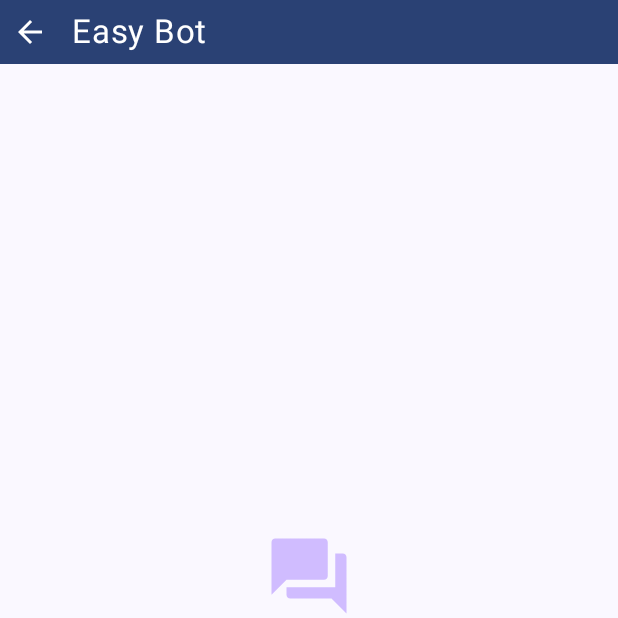
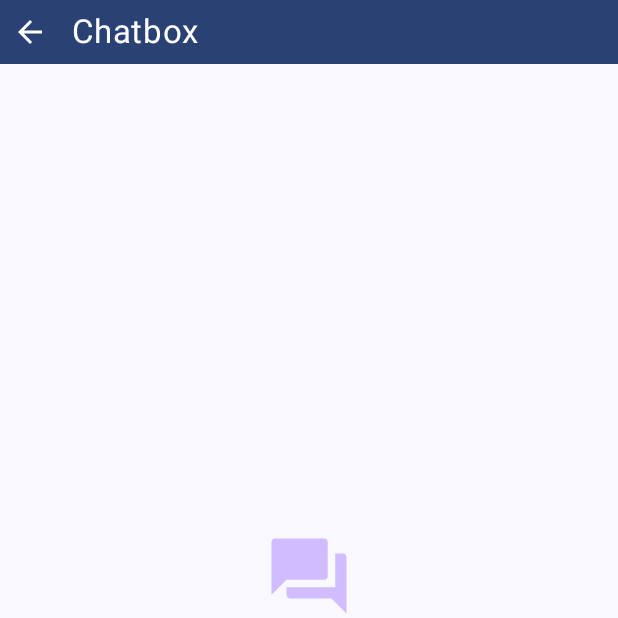
Before and after one commit to Just-a-lurker/Project1, an Android app built with Jetpack Compose: the MainActivityChat screen opened directly, with no data from a screen before it, on a phone screen of 412 x 824 dp, the top half of it. Run offline under Robolectric (Android 15) with nearby library versions, the phone set to English and light mode, and no system bars; libraries missing offline, so code that uses them is left out: com.google.ai.client.

Commit message:
fix some bug

```diff
--- a/app/src/main/java/hmd/example/firebaseprojectstudyenglish/ChatBot/ChatPage.kt
+++ b/app/src/main/java/hmd/example/firebaseprojectstudyenglish/ChatBot/ChatPage.kt
@@ -84,7 +84,7 @@ fun AppHeaderWithBackButton() {
         )
         Text(
             modifier = Modifier.padding(start = 16.dp),
-            text = "Easy Bot",
+            text = "Chatbox",
             color = Color.White,
             fontSize = 22.sp
         )
--- a/app/src/main/java/hmd/example/firebaseprojectstudyenglish/ChatBot/ChatViewModel.kt
+++ b/app/src/main/java/hmd/example/firebaseprojectstudyenglish/ChatBot/ChatViewModel.kt
@@ -38,7 +38,7 @@ class ChatViewModel : ViewModel() {
                 messageList.add(MessageModel(response.text.toString(),"model"))
             }catch (e : Exception){
                 messageList.removeLast()
-                messageList.add(MessageModel("Error : "+e.message.toString(),"model"))
+                messageList.add(MessageModel("Your question is unclear, try to ask again","model"))
             }
 
 
```
Also changed, not shown: 1 other file.
